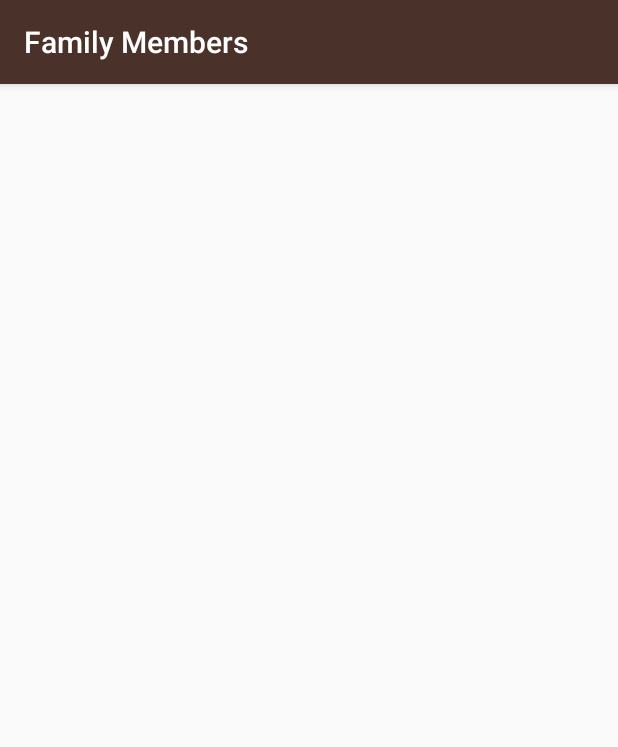
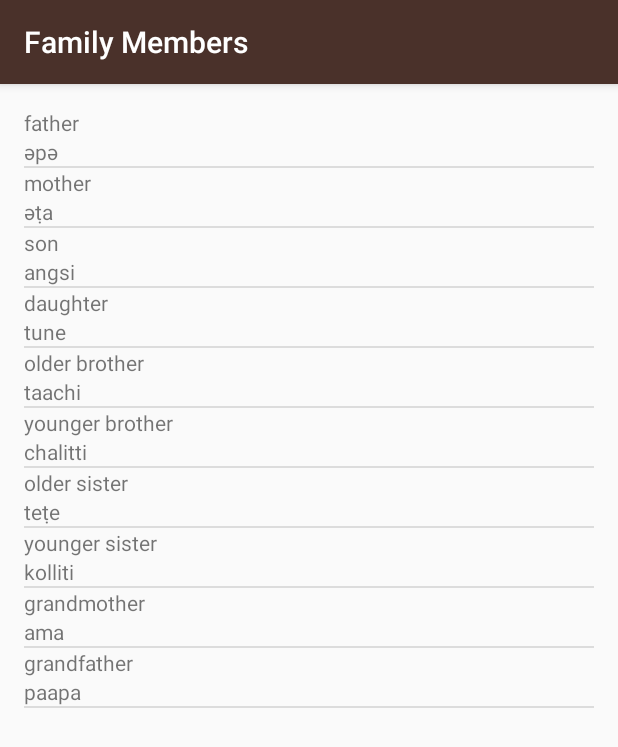
Before and after one commit to angrylobster/Miwok-Translation, an Android app: the FamilyActivity screen opened directly, with no data from a screen before it, on a phone screen of 412 x 824 dp. Shown: the top 747 px of the screen. Run offline under Robolectric (Android 15) with nearby library versions, the phone set to English and light mode, and no system bars.

Commit message:
Add in translations for Colors, Family, Number and Phrases

```diff
--- a/app/src/main/java/com/example/android/miwok/FamilyActivity.java
+++ b/app/src/main/java/com/example/android/miwok/FamilyActivity.java
@@ -2,12 +2,35 @@ package com.example.android.miwok;
 
 import android.support.v7.app.AppCompatActivity;
 import android.os.Bundle;
+import android.widget.ListView;
+
+import java.util.ArrayList;
 
 public class FamilyActivity extends AppCompatActivity {
 
     @Override
     protected void onCreate(Bundle savedInstanceState) {
         super.onCreate(savedInstanceState);
-        setContentView(R.layout.activity_family);
+        setContentView(R.layout.word_list);
+
+        ArrayList<Word> familyMembers = new ArrayList<Word>();
+
+        familyMembers.add(new Word("father", "әpә"));
+        familyMembers.add(new Word("mother", "әṭa"));
+        familyMembers.add(new Word("son", "angsi"));
+        familyMembers.add(new Word("daughter", "tune"));
+        familyMembers.add(new Word("older brother", "taachi"));
+        familyMembers.add(new Word("younger brother", "chalitti"));
+        familyMembers.add(new Word("older sister", "teṭe"));
+        familyMembers.add(new Word("younger sister", "kolliti"));
+        familyMembers.add(new Word("grandmother", "ama"));
+        familyMembers.add(new Word("grandfather", "paapa"));
+
+
+        WordAdapter wordAdapter = new WordAdapter(this, familyMembers);
+
+        ListView listView = (ListView) findViewById(R.id.list);
+//        GridView gridView = (GridView) findViewById(R.id.gridview);
+        listView.setAdapter(wordAdapter);
     }
 }
--- a/app/src/main/res/layout/activity_family.xml
+++ /dev/null
@@ -1,9 +0,0 @@
-<?xml version="1.0" encoding="utf-8"?>
-<android.support.constraint.ConstraintLayout xmlns:android="http://schemas.android.com/apk/res/android"
-    xmlns:app="http://schemas.android.com/apk/res-auto"
-    xmlns:tools="http://schemas.android.com/tools"
-    android:layout_width="match_parent"
-    android:layout_height="match_parent"
-    tools:context=".FamilyActivity">
-
-</android.support.constraint.ConstraintLayout>
--- a/app/src/main/res/layout/activity_numbers.xml
+++ b/app/src/main/res/layout/word_list.xml
@@ -1,6 +1,5 @@
 <?xml version="1.0" encoding="utf-8"?>
 <ListView xmlns:android="http://schemas.android.com/apk/res/android"
-xmlns:tools="http://schemas.android.com/tools"
 android:id="@+id/list"
 android:orientation="vertical"
 android:layout_width="match_parent"
@@ -8,5 +7,4 @@ android:layout_height="match_parent"
 android:paddingBottom="@dimen/activity_vertical_margin"
 android:paddingLeft="@dimen/activity_horizontal_margin"
 android:paddingRight="@dimen/activity_horizontal_margin"
-android:paddingTop="@dimen/activity_vertical_margin"
-tools:context="com.example.android.miwok.NumbersActivity"/>
+android:paddingTop="@dimen/activity_vertical_margin" />
```
Also changed, not shown: app/src/main/java/com/example/android/miwok/ColorsActivity.java (+22 -1 lines), app/src/main/java/com/example/android/miwok/NumbersActivity.java (+1 -8 lines), app/src/main/java/com/example/android/miwok/PhrasesActivity.java (+24 -1 lines), app/src/main/res/layout/activity_colors.xml (deleted, +0 -9 lines), app/src/main/res/layout/activity_phrases.xml (deleted, +0 -9 lines).
